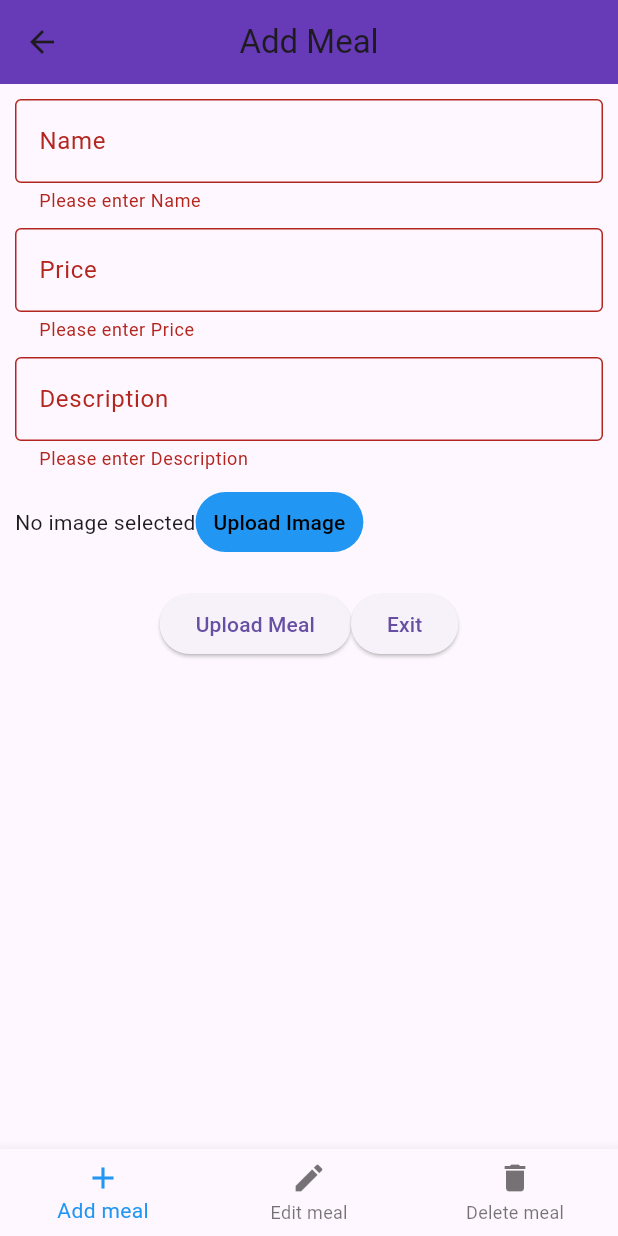
After one commit to RonnieRoy21/MealMind, a Flutter app: the AdminDashboard screen opened directly, after a tap on "Upload Meal", on a phone screen of 412 x 824 dp. The commit adds this screen. Run offline on Flutter 3.47's test engine with Material 3 defaults, Android fonts, the phone set to English and light mode, and no system bars; our stand-ins replace cached_network_image, flutter_rating_bar, fluttertoast, image_picker, supabase_flutter, webview_flutter; accounts and stored records are empty; network calls fail.

Commit message:
added foundation for admin panel

```diff
--- /dev/null
+++ b/lib/Admin/AddMeal/add_meal.dart
@@ -0,0 +1,127 @@
+import 'dart:io';
+import 'dart:typed_data';
+
+import 'package:flutter/material.dart';
+import 'package:flutter1/Database/manage_meals.dart';
+import 'package:image_picker/image_picker.dart';
+
+
+class AddMeal extends StatefulWidget {
+  const AddMeal({super.key});
+
+  @override
+  State<AddMeal> createState() => _AddMealState();
+}
+
+class _AddMealState extends State<AddMeal> {
+  final _formKey = GlobalKey<FormState>();
+  final TextEditingController _nameController = TextEditingController();
+  final TextEditingController _priceController = TextEditingController();
+  final TextEditingController _descriptionController = TextEditingController();
+  File? image;
+  Uint8List? imageBytes;
+  bool isLoading=false;
+
+  @override
+  void dispose(){
+    super.dispose();
+    _nameController.dispose();
+    _priceController.dispose();
+    _descriptionController.dispose();
+  }
+
+
+  Future<void> selectImage() async {
+    ImagePicker imagePicker = ImagePicker();
+    final selectedImage = await imagePicker.pickImage(source: ImageSource.gallery);
+    imageBytes = await selectedImage?.readAsBytes();
+
+    if (selectedImage != null) {
+      setState(() {
+        image = File(selectedImage.path);
+      });
+    } else {
+      ScaffoldMessenger.of(context).showSnackBar(SnackBar(content: Text("No image selected")));
+    }
+  }
+  _textFormField({required BuildContext context,required TextEditingController controller,required TextInputType keyboardType, required String labelText,}){
+    return TextFormField(
+      controller: controller,
+      keyboardType: keyboardType,
+      decoration: InputDecoration(
+        border: OutlineInputBorder(),
+        labelText: labelText.toString()
+      ),
+      validator: (value){
+        if(value == null || value.isEmpty){
+          return 'Please enter $labelText';
+        }
+        return null;
+      }
+    );
+  }
+  @override
+  Widget build(BuildContext context) {
+    return Scaffold(
+      appBar: AppBar(
+        title: const Text('Add Meal'),
+        centerTitle: true,
+        backgroundColor: Colors.deepPurple,
+      ),
+      body: SingleChildScrollView(
+        padding: EdgeInsets.all(10),
+        child: Form(
+          key: _formKey,
+          child: Column(
+            mainAxisAlignment: MainAxisAlignment.start,
+            children: [
+              _textFormField(context: context,controller: _nameController,labelText: 'Name',keyboardType: TextInputType.text,),
+              const SizedBox(height: 10,),
+              _textFormField(context:context,controller: _priceController,labelText: 'Price',keyboardType: TextInputType.number,),
+              const SizedBox(height: 10,),
+              _textFormField(context:context, controller:_descriptionController,keyboardType: TextInputType.multiline, labelText: 'Description'),
+              const SizedBox(height: 10,),
+              Row(
+                children: [
+                  image==null ? Text('No image selected') : Image.file(image!,height: 200,width: 200,fit: BoxFit.fitHeight,),
+                  TextButton(
+                   style:ButtonStyle(
+                     foregroundColor: WidgetStatePropertyAll(Colors.black,),
+                     backgroundColor: WidgetStateProperty.all(Colors.blue),
+                   ),
+                      onPressed: ()async{
+                      await selectImage();
+                      },
+                      child: Text('Upload Image')),
+                ],
+              ),
+              const SizedBox(height: 20,),
+              Row(
+                mainAxisAlignment: MainAxisAlignment.center,
+                children: [
+                  ElevatedButton(onPressed: ()async{
+                    isLoading=true;
+                    //upload to my database bucket
+                   if(_formKey.currentState!.validate()){
+                     await ManageMeals().uploadMeal(
+                         fileName: _nameController.text,
+                         price: int.tryParse(_priceController.text.toString())!,
+                         description: _descriptionController.text,
+                         image: imageBytes!
+                     );
+                   }
+                   isLoading=false;
+                  }, child: Text('Upload Meal')),
+                  ElevatedButton(onPressed :isLoading ? null : (){
+                    Navigator.pop(context);
+                  }, child: Text('Exit'))
+
+                ],
+              )
+            ],
+          ),
+        ),
+      ),
+    );
+  }
+}
--- /dev/null
+++ b/lib/Admin/AdminDashboard/admin_dashboard.dart
@@ -0,0 +1,44 @@
+import 'package:flutter/material.dart';
+
+import '../AddMeal/add_meal.dart';
+import '../DeleteMeal/delete_meal.dart';
+import '../EditMeal/edit_meal.dart';
+
+class AdminDashboard extends StatefulWidget {
+  const AdminDashboard({super.key});
+
+  @override
+  State<AdminDashboard> createState() => _AdminDashboardState();
+}
+
+class _AdminDashboardState extends State<AdminDashboard> {
+  final List <Widget>_screens=[
+    AddMeal(),
+    EditMeal(),
+    DeleteMeal(),
+  ];
+  final List <BottomNavigationBarItem> _items=[
+    BottomNavigationBarItem(icon: Icon(Icons.add),label: 'Add meal'),
+    BottomNavigationBarItem(icon: Icon(Icons.edit),label: 'Edit meal'),
+    BottomNavigationBarItem(icon: Icon(Icons.delete),label: 'Delete meal'),
+  ];
+  int currentIndex=0;
+  @override
+  Widget build(BuildContext context) {
+    return Scaffold(
+
+      body: _screens[currentIndex],
+
+      bottomNavigationBar: BottomNavigationBar(
+          selectedItemColor: Colors.blue,
+          currentIndex: currentIndex,
+          items: _items,
+          onTap: (index){
+            setState(() {
+              currentIndex=index;
+            });
+    },
+      ),
+    );
+  }
+}
--- a/lib/Client/Checkout/pesapal_page.dart
+++ b/lib/Client/Checkout/pesapal_page.dart
@@ -146,7 +146,7 @@ class _PesapalPageState extends State<PesapalPage> {
         Fluttertoast.showToast(msg: "User Id is empty",toastLength: Toast.LENGTH_SHORT);
         return;
       }
-     final response= await _order.addOrder(OrderModel(
+     await _order.addOrder(OrderModel(
         orderDescription: widget.productDescription,
         totalAmount: widget.totalAmount,
         phoneNumber: payingNumber!,
@@ -155,9 +155,9 @@ class _PesapalPageState extends State<PesapalPage> {
         paymentStatus: paymentStatus!,
         dateCreated: dateCreated!,
       ));
-     Fluttertoast.showToast(msg: "Response : ${response.toString()}");
+      (paymentStatus == 'Success' )? Fluttertoast.showToast(msg: "Order added successfully",toastLength: Toast.LENGTH_SHORT) : Fluttertoast.showToast(msg: "Order not paid",toastLength: Toast.LENGTH_SHORT);
     }catch(error){
-      Fluttertoast.showToast(msg: "Error adding order: $error",toastLength: Toast.LENGTH_SHORT);
+      Fluttertoast.showToast(msg: "Error adding order: $error",toastLength: Toast.LENGTH_LONG);
     }
   }
   @override
--- a/lib/Client/Home/preview_meal.dart
+++ b/lib/Client/Home/preview_meal.dart
@@ -29,6 +29,8 @@ class _PreviewMealState extends State<PreviewMeal> {
       ),
       body: imageUrl.isNotEmpty && name.isNotEmpty ?Padding(
         padding: const EdgeInsets.all(8.0),
+        child: SingleChildScrollView(
+          padding: EdgeInsets.all(10),
           child: Column(
             mainAxisAlignment: MainAxisAlignment.start,
             crossAxisAlignment: CrossAxisAlignment.start,
@@ -43,6 +45,7 @@ class _PreviewMealState extends State<PreviewMeal> {
               Text("Description :\n $description"),
             ],
           ),
+        ),
       ) :
         Center(child: Text("No Data"))
     );
--- a/lib/Database/login.dart
+++ b/lib/Database/login.dart
@@ -5,7 +5,9 @@ class Logins extends ChangeNotifier {
   final SupabaseClient supabase = Supabase.instance.client;
 
   String? _userId;
+  String? _role;
   String? get userId => _userId;
+  String? get role => _role;
 
   Logins() {
     // restore session automatically on provider creation
@@ -16,6 +18,8 @@ class Logins extends ChangeNotifier {
     final session = supabase.auth.currentSession;
     if (session?.user != null) {
       _userId = session!.user.id;
+      final roleResponse=await supabase.from('USERS').select('role').eq('userId',_userId!).maybeSingle();
+      _role=roleResponse?['role'] as String;
       notifyListeners();
     }
   }
@@ -30,6 +34,8 @@ class Logins extends ChangeNotifier {
       final user = response.user;
       if (user != null) {
         _userId = user.id;
+        final roleResponse=await supabase.from('USERS').select('role').eq('userId',_userId!).maybeSingle();
+        _role=roleResponse!['role'] as String;
         notifyListeners();
         return "Success";
       } else {
--- /dev/null
+++ b/lib/Database/manage_meals.dart
@@ -0,0 +1,38 @@
+import 'dart:typed_data';
+
+import 'package:supabase_flutter/supabase_flutter.dart';
+import 'package:fluttertoast/fluttertoast.dart';
+class ManageMeals {
+  final supabase =Supabase.instance.client;
+
+  //admin add meal
+Future uploadMeal({required String fileName, required int price,required String description,required Uint8List image})async {
+  try {
+     await supabase.storage.from('FOOD_IMAGES')
+        .uploadBinary(
+      fileName,
+      image,
+      fileOptions: const FileOptions(
+        contentType: 'image/png',
+        upsert: false,
+      ),
+    );
+    Fluttertoast.showToast(msg: "Uploaded to storage");
+    final fileLink = supabase.storage.from('FOOD_IMAGES').getPublicUrl(
+        fileName);
+    await supabase.from('MEALS').insert({
+      'food_name': fileName,
+      'food_price': price,
+      'food_description': description,
+      'food_image': fileLink.toString()
+    });
+    Fluttertoast.showToast(msg: "Uploaded to public database");
+  }on StorageException catch(dbError){
+    Fluttertoast.showToast(msg: dbError.error!.toString());
+  }catch(err){
+    Fluttertoast.showToast(msg: "Other Error : ${err.toString()}");
+  }
+}
+  //admin can delete a meal
+  //admin can edit a meal
+}
--- a/lib/Database/orders.dart
+++ b/lib/Database/orders.dart
@@ -27,7 +27,6 @@ class Orders{
         'payment_status': order.paymentStatus,
         'date_of_pay': order.dateCreated,
      });
-     Fluttertoast.showToast(msg: "Order Placed Successfully");
     }catch(err){
       return err.toString();
     }
--- a/lib/main.dart
+++ b/lib/main.dart
@@ -1,4 +1,5 @@
 import 'package:flutter/material.dart';
+import 'package:flutter1/Admin/AdminDashboard/admin_dashboard.dart';
 import 'package:flutter1/Client/Home/home_page.dart';
 import 'package:flutter1/Client/Login/login_page.dart';
 import 'package:flutter1/Client/Login/new_account.dart';
@@ -56,16 +57,39 @@ class _NavigatorState extends State<Navigator> {
 
   int _currentIndex = 0;
 
-   final List <Widget>  _pages =[
+   final List <Widget>  _pagesClient =[
     HomePage(),
     Basket(),
     OrdersPage(),
     ProfilePage(),
   ];
+   final List<Widget> _pagesAdmin=[
+     AdminDashboard(),
+     HomePage(),
+     Basket(),
+     OrdersPage(),
+     ProfilePage(),
+   ];
+
+   final List<BottomNavigationBarItem> _itemsAdmin=[
+     BottomNavigationBarItem(icon: Icon(Icons.admin_panel_settings), label: 'Admin'),
+     BottomNavigationBarItem(icon: Icon(Icons.home), label: 'Home'),
+     BottomNavigationBarItem(icon: Icon(Icons.shopping_basket), label: 'Basket'),
+     BottomNavigationBarItem(icon: Icon(Icons.list), label: 'Orders'),
+     BottomNavigationBarItem(icon: Icon(Icons.person), label: 'Profile'),
+
+   ];
+   final List<BottomNavigationBarItem> _itemsClient=[
+     BottomNavigationBarItem(icon: Icon(Icons.home), label: 'Home'),
+     BottomNavigationBarItem(icon: Icon(Icons.shopping_basket), label: 'Basket'),
+     BottomNavigationBarItem(icon: Icon(Icons.list), label: 'Orders'),
+     BottomNavigationBarItem(icon: Icon(Icons.person), label: 'Profile'),
+
+   ];
 
   @override
   Widget build(BuildContext context) {
-
+    final userRole=Provider.of<Logins>(context,listen:true).role!;
     return Scaffold(
 
       bottomNavigationBar: BottomNavigationBar(
@@ -78,14 +102,9 @@ class _NavigatorState extends State<Navigator> {
             _currentIndex = index;
           });
         },
-        items: [
-          BottomNavigationBarItem(icon: Icon(Icons.home), label: 'Home'),
-          BottomNavigationBarItem(icon: Icon(Icons.shopping_basket), label: 'Basket'),
-          BottomNavigationBarItem(icon: Icon(Icons.list), label: 'Orders'),
-          BottomNavigationBarItem(icon: Icon(Icons.person), label: 'Profile'),
-        ]
+        items:(userRole.toString()=='admin') ? _itemsAdmin : _itemsClient,
       ),
-      body: _pages[_currentIndex],
+      body: (userRole.toString()=='admin') ?_pagesAdmin[_currentIndex] : _pagesClient[_currentIndex],
     );
   }
 }
--- a/pubspec.yaml
+++ b/pubspec.yaml
@@ -43,6 +43,7 @@ dependencies:
   webview_flutter: ^4.13.0
 
   flutter_rating_bar: ^4.0.1
+  image_picker: ^1.2.1
 
 dev_dependencies:
   flutter_test:
```
Also changed, not shown: lib/Admin/DeleteMeal/delete_meal.dart (added, +20 -0 lines), lib/Admin/EditMeal/edit_meal.dart (added, +19 -0 lines), pubspec.lock, 8 other files. Lines whose indentation alone changed are shown as unchanged.
